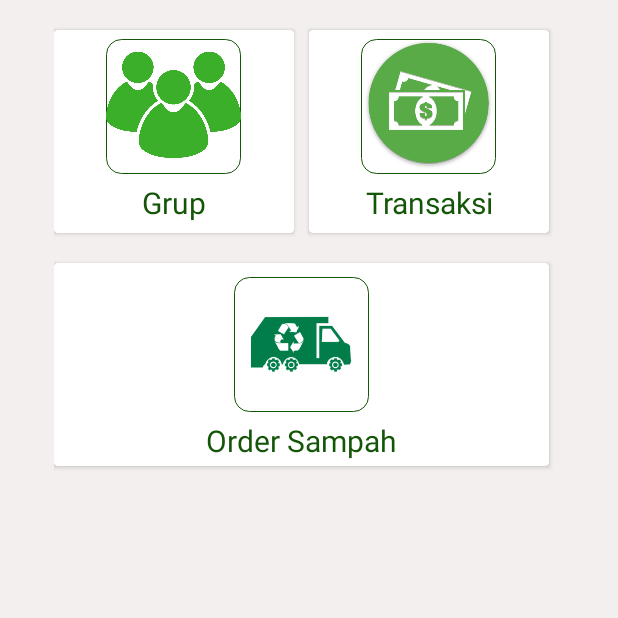
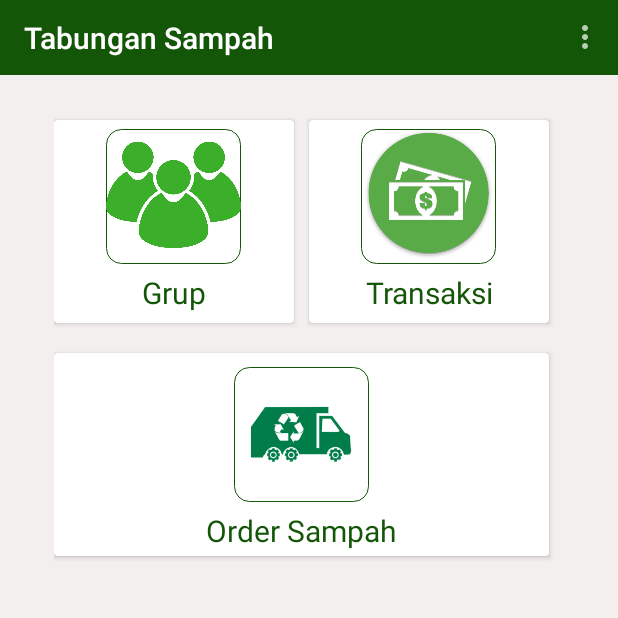
Before and after one commit to SitiSofiyah/BankSampah, an Android app: the HomePK screen opened directly, with no data from a screen before it, on a phone screen of 412 x 824 dp, the top half of it. Run offline under Robolectric (Android 15) with nearby library versions, the phone set to English and light mode, and no system bars.

Commit message:
appbar home pk

```diff
--- a/FireApp/app/src/main/java/com/example/intel/fireapp/PengepulKecil/HomePK.java
+++ b/FireApp/app/src/main/java/com/example/intel/fireapp/PengepulKecil/HomePK.java
@@ -1,10 +1,18 @@
 package com.example.intel.fireapp.PengepulKecil;
 
+import android.content.Context;
 import android.content.Intent;
+import android.content.SharedPreferences;
+import android.os.Build;
+import android.support.annotation.RequiresApi;
+import android.support.design.widget.AppBarLayout;
 import android.support.v7.app.AppCompatActivity;
 import android.os.Bundle;
+import android.view.Menu;
+import android.view.MenuItem;
 import android.view.View;
 import android.widget.Button;
+import android.support.v7.widget.Toolbar;
 
 import com.example.intel.fireapp.Account.login;
 import com.example.intel.fireapp.Account.register;
@@ -17,9 +25,48 @@ public class HomePK extends AppCompatActivity {
     protected void onCreate(Bundle savedInstanceState) {
         super.onCreate(savedInstanceState);
         setContentView(R.layout.activity_home_pk);
+        AppBarLayout appBarLayout = (AppBarLayout) findViewById(R.id.appbar);
+        Toolbar toolbar = (Toolbar) findViewById(R.id.toolbar);
+        toolbar.setTitle("Tabungan Sampah");
+        setSupportActionBar(toolbar);
     }
 
+    @Override
+    public boolean onCreateOptionsMenu(Menu menu) {
+        getMenuInflater().inflate(R.menu.menu, menu);
+        return true;
+    }
 
+    @Override
+    public boolean onOptionsItemSelected(MenuItem item) {
+        switch (item.getItemId()) {
+            case R.id.akun:
+                // User chose the "Settings" item, show the app settings UI...
+                return true;
+
+            case R.id.help:
+                // User chose the "Favorite" action, mark the current item
+                // as a favorite...
+                return true;
+
+            case R.id.out:
+                SharedPreferences preferences =getSharedPreferences("loginPrefs", Context.MODE_PRIVATE);
+                SharedPreferences.Editor editor = preferences.edit();
+                editor.clear();
+                editor.commit();
+                finish();
+                Intent intent = new Intent(HomePK.this,login.class);
+                startActivity(intent);
+                finish();
+                return true;
+
+            default:
+                // If we got here, the user's action was not recognized.
+                // Invoke the superclass to handle it.
+                return super.onOptionsItemSelected(item);
+
+        }
+    }
     public void grup(View view) {
         Intent intent = new Intent(HomePK.this,tambahgrup.class);
         intent.putExtra("id", getIntent().getStringExtra("id"));
--- a/FireApp/app/src/main/res/layout/activity_home_pk.xml
+++ b/FireApp/app/src/main/res/layout/activity_home_pk.xml
@@ -6,10 +6,36 @@
     android:layout_height="match_parent"
     android:background="#f4efef"
     android:orientation="vertical"
-    android:padding="10dp"
     tools:context=".PengepulKecil.HomePK">
 
     <LinearLayout
+        android:layout_width="match_parent"
+        android:layout_height="wrap_content">
+
+        <android.support.design.widget.AppBarLayout
+            android:id="@+id/appbar"
+            android:layout_width="match_parent"
+            android:layout_height="50dp"
+            android:background="@color/green">
+
+            <include
+                android:id="@+id/toolbar"
+                layout="@layout/app_bar"></include>
+
+        </android.support.design.widget.AppBarLayout>
+
+    </LinearLayout>
+
+
+
+
+    <LinearLayout
+        android:layout_marginTop="20dp"
+        android:layout_width="match_parent"
+        android:orientation="vertical"
+        android:layout_height="wrap_content">
+
+        <LinearLayout
         android:layout_width="wrap_content"
         android:layout_height="wrap_content"
         android:layout_gravity="center"
@@ -135,5 +161,5 @@
         </android.support.v7.widget.CardView>
     </LinearLayout>
 
-
+    </LinearLayout>
 </LinearLayout>
--- /dev/null
+++ b/FireApp/app/src/main/res/layout/app_bar.xml
@@ -0,0 +1,6 @@
+<?xml version="1.0" encoding="utf-8"?>
+<android.support.v7.widget.Toolbar xmlns:android="http://schemas.android.com/apk/res/android"
+    android:layout_width="match_parent"
+    android:layout_height="wrap_content">
+
+</android.support.v7.widget.Toolbar>
```
